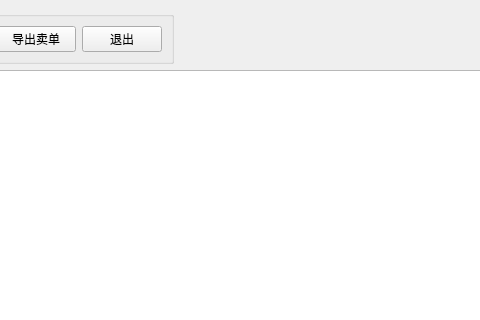
Before: the Qt Designer form dev/easytrader/stockqueryui.ui in unit-xx/xfiles, drawn with Qt 5; both pictures show x 113 to 593 and y 0 to 320 of the 977 by 486 pixel window.
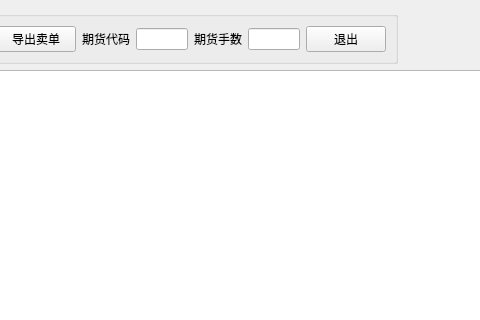
After: the same form once the commit is applied.

Diff of the .ui file:
```diff
--- a/dev/easytrader/stockqueryui.ui
+++ b/dev/easytrader/stockqueryui.ui
@@ -43,7 +43,27 @@
         </property>
        </widget>
       </item>
+      <item row="0" column="3">
+       <widget class="QLineEdit" name="sifcodeline"/>
+      </item>
+      <item row="0" column="5">
+       <widget class="QLineEdit" name="sifshareline"/>
+      </item>
       <item row="0" column="2">
+       <widget class="QLabel" name="label">
+        <property name="text">
+         <string>期货代码</string>
+        </property>
+       </widget>
+      </item>
+      <item row="0" column="4">
+       <widget class="QLabel" name="label_2">
+        <property name="text">
+         <string>期货手数</string>
+        </property>
+       </widget>
+      </item>
+      <item row="0" column="6">
        <widget class="QPushButton" name="quit">
         <property name="text">
          <string>退出</string>
@@ -53,7 +73,7 @@
      </layout>
     </widget>
    </item>
-   <item row="0" column="1">
+   <item row="0" column="2">
     <spacer name="horizontalSpacer">
      <property name="orientation">
       <enum>Qt::Horizontal</enum>
@@ -66,7 +86,7 @@
      </property>
     </spacer>
    </item>
-   <item row="1" column="0" colspan="2">
+   <item row="1" column="0" colspan="3">
     <widget class="QTableView" name="stockinfo">
      <property name="sizePolicy">
       <sizepolicy hsizetype="Expanding" vsizetype="Expanding">
```
Left out of the diff: 1 changed line with no effect on the pictures.
